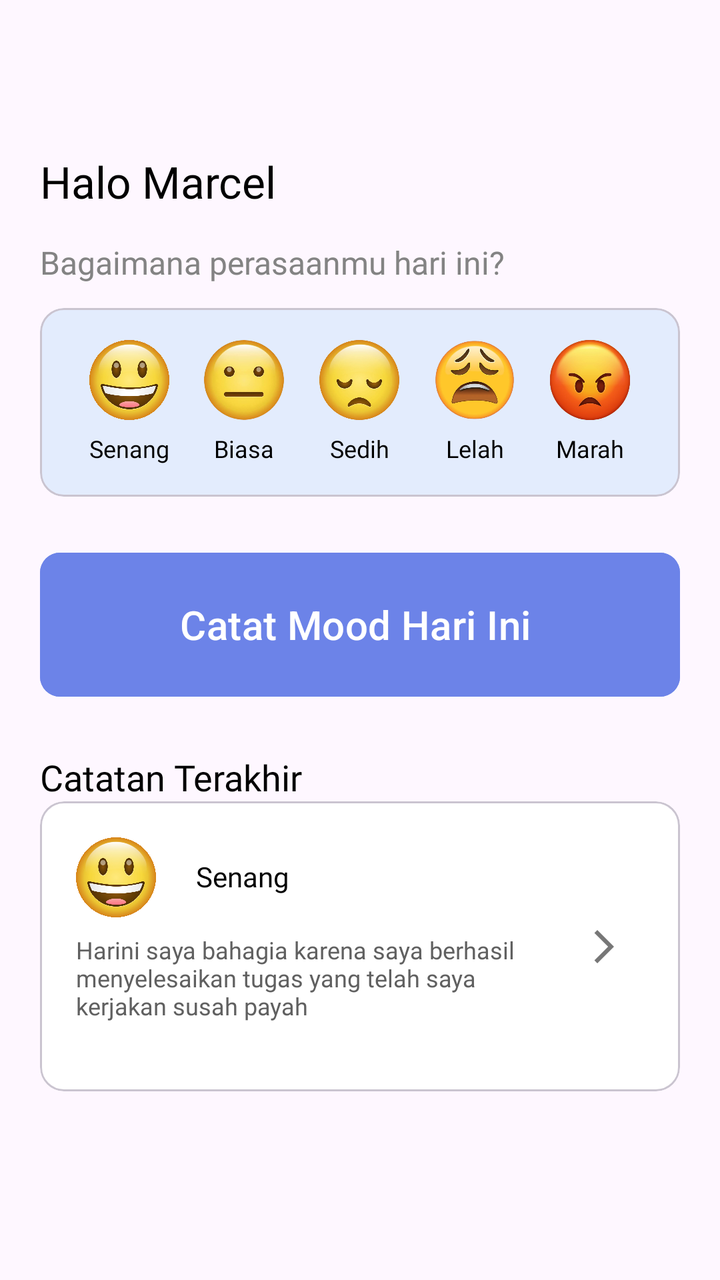
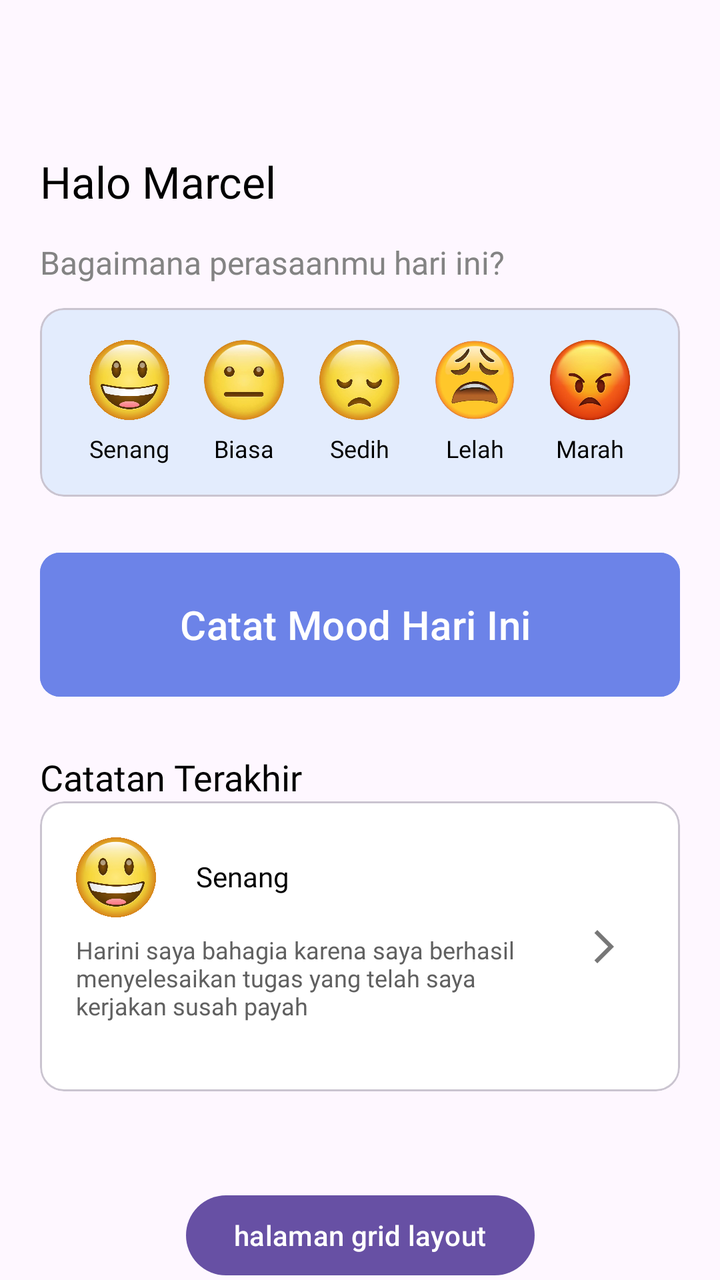

Two renders of the same Android screen: before a commit and after it. Below are the layout's source before the change and the commit's diff.
<!-- AndroidManifest.xml: application theme Theme.Projek_Marcel -->
<!-- res/layout/fragment_home.xml -->
<?xml version="1.0" encoding="utf-8"?>
<androidx.constraintlayout.widget.ConstraintLayout xmlns:android="http://schemas.android.com/apk/res/android"
    xmlns:tools="http://schemas.android.com/tools"
    android:layout_width="match_parent"
    android:layout_height="match_parent"
    xmlns:app="http://schemas.android.com/apk/res-auto"
    tools:context=".Home.HomeFragment">

    


    <com.google.android.material.card.MaterialCardView
    android:id="@+id/materialCardView3"
    android:layout_width="match_parent"
    android:layout_height="wrap_content"
    android:layout_marginHorizontal="20dp"
    android:layout_marginTop="12dp"
    android:backgroundTint="@color/background_color"
    app:cardCornerRadius="12dp"
    app:cardElevation="0dp"
    app:layout_constraintEnd_toEndOf="parent"
    app:layout_constraintStart_toStartOf="parent"
    app:layout_constraintTop_toBottomOf="@+id/textView13">

    
    <LinearLayout
        android:layout_width="match_parent"
        android:layout_height="wrap_content"
        android:orientation="horizontal"
        android:padding="16dp"
        android:weightSum="5">

        
        <LinearLayout
            android:layout_width="0dp"
            android:layout_height="wrap_content"
            android:layout_weight="1"
            android:gravity="center"
            android:orientation="vertical">

            <ImageView
                android:id="@+id/imageView"
                android:layout_width="40dp"
                android:layout_height="40dp"
                app:srcCompat="@drawable/emoji_bahagia" />

            <TextView
                android:id="@+id/textView14"
                android:layout_width="wrap_content"
                android:layout_height="wrap_content"
                android:layout_marginTop="6dp"
                android:fontFamily="@font/poppins_regular"
                android:text="Senang"
                android:textColor="@color/black"
                android:textSize="12sp" />
        </LinearLayout>

        
        <LinearLayout
            android:layout_width="0dp"
            android:layout_height="wrap_content"
            android:layout_weight="1"
            android:gravity="center"
            android:orientation="vertical">

            <ImageView
                android:id="@+id/imageView4"
                android:layout_width="40dp"
                android:layout_height="40dp"
                app:srcCompat="@drawable/emoji_biasa" />

            <TextView
                android:id="@+id/textView15"
                android:layout_width="wrap_content"
                android:layout_height="wrap_content"
                android:layout_marginTop="6dp"
                android:fontFamily="@font/poppins_regular"
                android:text="Biasa"
                android:textColor="@color/black"
                android:textSize="12sp" />
        </LinearLayout>

        
        <LinearLayout
            android:layout_width="0dp"
            android:layout_height="wrap_content"
            android:layout_weight="1"
            android:gravity="center"
            android:orientation="vertical">

            <ImageView
                android:id="@+id/imageView5"
                android:layout_width="40dp"
                android:layout_height="40dp"
                app:srcCompat="@drawable/emoji_sedih" />

            <TextView
                android:id="@+id/textView16"
                android:layout_width="wrap_content"
                android:layout_height="wrap_content"
                android:layout_marginTop="6dp"
                android:fontFamily="@font/poppins_regular"
                android:text="Sedih"
                android:textColor="@color/black"
                android:textSize="12sp" />
        </LinearLayout>

        
        <LinearLayout
            android:layout_width="0dp"
            android:layout_height="wrap_content"
            android:layout_weight="1"
            android:gravity="center"
            android:orientation="vertical">

            <ImageView
                android:id="@+id/imageView6"
                android:layout_width="40dp"
                android:layout_height="40dp"
                app:srcCompat="@drawable/emoji_lelah" />

            <TextView
                android:id="@+id/textView17"
                android:layout_width="wrap_content"
                android:layout_height="wrap_content"
                android:layout_marginTop="6dp"
                android:fontFamily="@font/poppins_regular"
                android:text="Lelah"
                android:textColor="@color/black"
                android:textSize="12sp" />
        </LinearLayout>

        
        <LinearLayout
            android:layout_width="0dp"
            android:layout_height="wrap_content"
            android:layout_weight="1"
            android:gravity="center"
            android:orientation="vertical">

            <ImageView
                android:id="@+id/imageView7"
                android:layout_width="40dp"
                android:layout_height="40dp"
                app:srcCompat="@drawable/emoji_marah" />

            <TextView
                android:id="@+id/textView18"
                android:layout_width="wrap_content"
                android:layout_height="wrap_content"
                android:layout_marginTop="6dp"
                android:fontFamily="@font/poppins_regular"
                android:text="Marah"
                android:textColor="@color/black"
                android:textSize="12sp" />
        </LinearLayout>

    </LinearLayout>

</com.google.android.material.card.MaterialCardView>


    <TextView
        android:id="@+id/txtUsername"
        android:layout_width="wrap_content"
        android:layout_height="wrap_content"
        android:layout_marginStart="20dp"
        android:layout_marginTop="76dp"
        android:text="Halo Marcel"
        android:textColor="@color/black"
        android:textSize="22dp"
        android:fontFamily="@font/poppins_bold"
        app:layout_constraintStart_toStartOf="parent"
        app:layout_constraintTop_toTopOf="parent" />

    <TextView
        android:id="@+id/textView13"
        android:layout_width="wrap_content"
        android:layout_height="wrap_content"
        android:layout_marginStart="20dp"
        android:layout_marginTop="15dp"
        android:text="Bagaimana perasaanmu hari ini?"
        android:textColor="@color/deskripsi_text_color"
        android:fontFamily="@font/poppins_regular"
        android:textSize="16dp"
        app:layout_constraintStart_toStartOf="parent"
        app:layout_constraintTop_toBottomOf="@+id/txtUsername" />



    <com.google.android.material.button.MaterialButton
        android:id="@+id/btnTambahMood"
        android:layout_width="match_parent"
        android:layout_height="80dp"
        android:layout_marginHorizontal="20dp"
        android:layout_marginTop="24dp"
        android:backgroundTint="@color/primary_color"
        android:text="Catat Mood Hari Ini "
        android:textSize="20dp"
        app:cornerRadius="10dp"
        app:layout_constraintEnd_toEndOf="parent"
        app:layout_constraintHorizontal_bias="0.4"
        app:layout_constraintStart_toStartOf="parent"
        app:layout_constraintTop_toBottomOf="@+id/materialCardView3" />

    <TextView
        android:id="@+id/textView19"
        android:layout_width="wrap_content"
        android:layout_height="wrap_content"
        android:layout_marginStart="20dp"
        android:layout_marginTop="24dp"
        android:text="Catatan Terakhir"
        android:textColor="@color/black"
        android:textSize="18dp"
        android:fontFamily="@font/poppins_semibold"
        app:layout_constraintStart_toStartOf="parent"
        app:layout_constraintTop_toBottomOf="@+id/btnTambahMood" />

    <com.google.android.material.card.MaterialCardView
        android:id="@+id/materialCardView2"
        android:layout_width="match_parent"
        android:layout_height="145dp"
        android:layout_marginHorizontal="20dp"
        android:backgroundTint="@color/white"
        app:layout_constraintTop_toBottomOf="@+id/textView19"
        tools:layout_editor_absoluteX="-135dp">

        <androidx.constraintlayout.widget.ConstraintLayout
            android:layout_width="match_parent"
            android:layout_height="match_parent"
            android:layout_margin="18dp"

            >


            <ImageView
                android:id="@+id/imageView8"
                android:layout_width="40dp"
                android:layout_height="40dp"

                app:layout_constraintStart_toStartOf="parent"
                app:layout_constraintTop_toTopOf="parent"
                app:srcCompat="@drawable/emoji_bahagia" />

            <TextView
                android:id="@+id/textView20"
                android:layout_width="wrap_content"
                android:layout_height="wrap_content"
                android:layout_marginStart="20dp"
                android:layout_marginTop="10dp"
                android:text="Senang"
                android:fontFamily="@font/poppins_regular"
                android:textColor="@color/black"
                android:textSize="14dp"
                app:layout_constraintStart_toEndOf="@+id/imageView8"
                app:layout_constraintTop_toTopOf="parent" />

            <TextView
                android:id="@+id/textView21"
                android:layout_width="match_parent"
                android:layout_height="60dp"
                android:layout_marginTop="8dp"
                android:layout_marginRight="40dp"
                android:text="Harini saya bahagia karena saya berhasil menyelesaikan tugas yang telah saya kerjakan susah payah"
                android:textColor="#606060"
                android:textSize="12dp"
                android:fontFamily="@font/poppins_regular"
                app:layout_constraintStart_toStartOf="parent"
                app:layout_constraintTop_toBottomOf="@+id/imageView8" />


            <com.google.android.material.button.MaterialButton
                android:id="@+id/btnLihatDetail"
                android:layout_width="40dp"
                android:layout_height="40dp"

                android:backgroundTint="@color/white"
                android:insetTop="0dp"
                android:insetBottom="0dp"
                android:padding="0dp"
                android:text=""
                app:cornerRadius="0dp"
                app:icon="@drawable/baseline_arrow_forward_ios_24"
                app:iconGravity="textStart"
                app:iconPadding="0dp"
                app:iconSize="20dp"
                app:iconTint="@color/btnForward"
                app:layout_constraintBottom_toBottomOf="parent"
                app:layout_constraintEnd_toEndOf="parent"
                app:layout_constraintTop_toTopOf="parent" />
            ```
        </androidx.constraintlayout.widget.ConstraintLayout>
    </com.google.android.material.card.MaterialCardView>



</androidx.constraintlayout.widget.ConstraintLayout>
<!-- resources referenced by this layout -->
<resources>
  <color name="background_color">#E3ECFD</color>
  <color name="black">#FF000000</color>
  <color name="btnForward">#777777</color>
  <color name="deskripsi_text_color">#838383</color>
  <color name="primary_color">#6C83E8</color>
  <color name="white">#FFFFFFFF</color>
  <!-- drawable baseline_arrow_forward_ios_24 (drawable) -->
  <vector xmlns:android="http://schemas.android.com/apk/res/android" android:autoMirrored="true" android:height="24dp" android:tint="#000000" android:viewportHeight="24" android:viewportWidth="24" android:width="24dp">
        
      <path android:fillColor="@android:color/white" android:pathData="M6.23,20.23l1.77,1.77l10,-10l-10,-10l-1.77,1.77l8.23,8.23z"/>
      
  </vector>
  <!-- drawable emoji_bahagia: png bitmap (drawable, 62134 bytes) -->
  <!-- drawable emoji_biasa: png bitmap (drawable, 150305 bytes) -->
  <!-- drawable emoji_lelah: png bitmap (drawable, 235640 bytes) -->
  <!-- drawable emoji_marah: png bitmap (drawable, 210424 bytes) -->
  <!-- drawable emoji_sedih: png bitmap (drawable, 222749 bytes) -->
  <style name="Theme.Projek_Marcel" parent="Base.Theme.Projek_Marcel" />
  <style name="Base.Theme.Projek_Marcel" parent="Theme.Material3.DayNight.NoActionBar">
          
          
      </style>
</resources>

<!-- the commit's change to res/layout/fragment_home.xml (unified diff, before → after) -->
@@ -292,6 +292,15 @@
         </androidx.constraintlayout.widget.ConstraintLayout>
     </com.google.android.material.card.MaterialCardView>
 
+    <Button
+        android:id="@+id/gridLayout"
+        android:layout_width="wrap_content"
+        android:layout_height="wrap_content"
+        android:layout_marginTop="48dp"
+        android:text="halaman grid layout"
+        app:layout_constraintEnd_toEndOf="parent"
+        app:layout_constraintStart_toStartOf="parent"
+        app:layout_constraintTop_toBottomOf="@+id/materialCardView2" />
 
 
 </androidx.constraintlayout.widget.ConstraintLayout>
